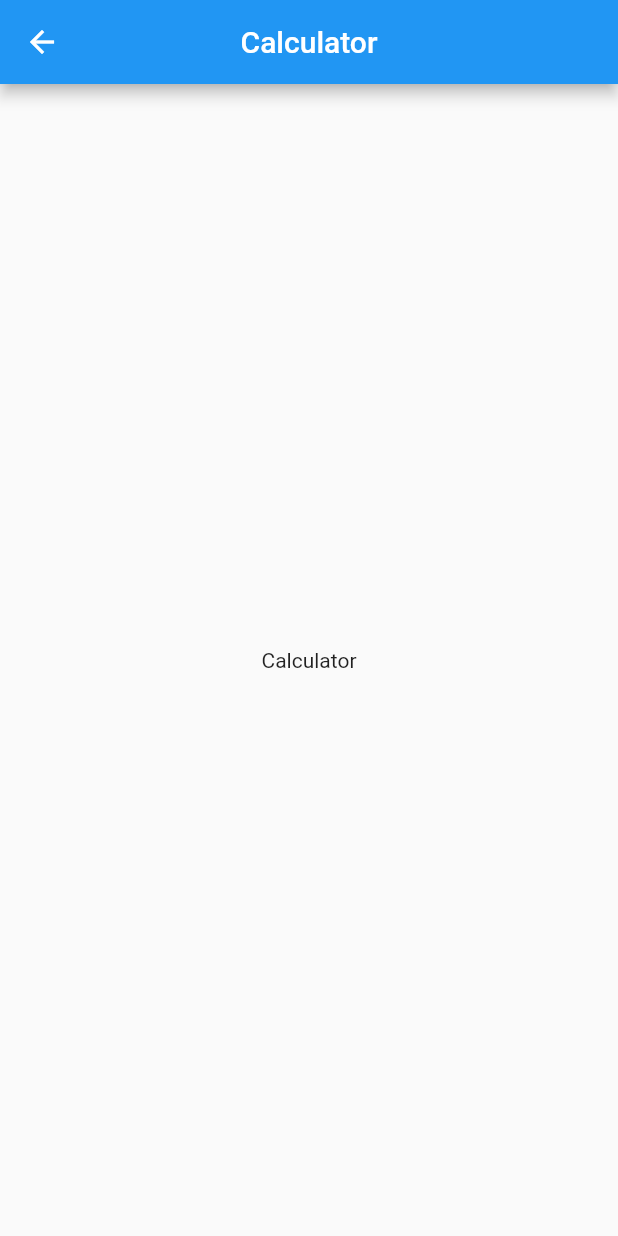
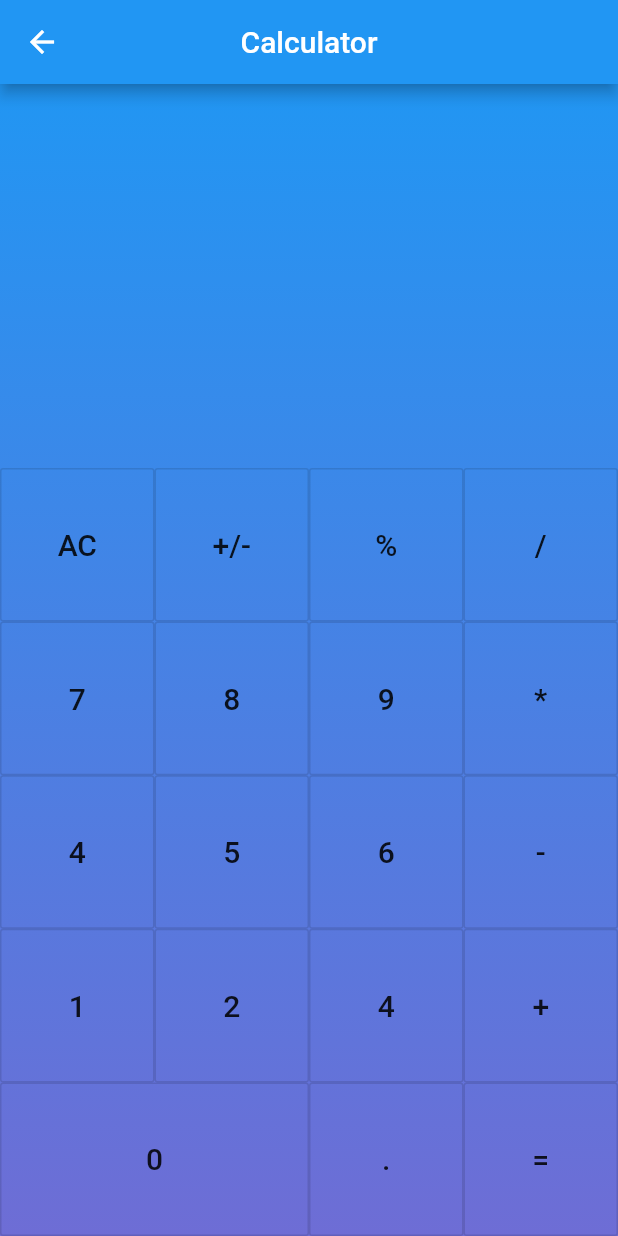
Before and after one commit to Hauglid/calculators, a Flutter app: the Calculator screen opened directly, on a phone screen of 412 x 824 dp. Run offline on Flutter 3.47's test engine with Material 2 defaults, Android fonts, the phone set to English and light mode, and no system bars; our stand-ins replace math_expressions.

Commit message:
first version

```diff
--- a/lib/screens/calculator/calculator_page.dart
+++ b/lib/screens/calculator/calculator_page.dart
@@ -1,11 +1,20 @@
 import 'package:flutter/material.dart';
+import 'package:math_expressions/math_expressions.dart';
 
-class Calculator extends StatelessWidget {
+class Calculator extends StatefulWidget {
   static Route<dynamic> route() {
     return MaterialPageRoute<Widget>(
       builder: (_) => Calculator(),
     );
   }
+
+  @override
+  _CalculatorState createState() => _CalculatorState();
+}
+
+class _CalculatorState extends State<Calculator> {
+  String expression = '';
+  String input = '';
 
   @override
   Widget build(BuildContext context) {
@@ -14,8 +23,150 @@ class Calculator extends StatelessWidget {
           centerTitle: true,
           title: const Text('Calculator'),
         ),
-        body: const Center(
-          child: Text('Calculator'),
+        body: Container(
+          decoration: BoxDecoration(
+            gradient: LinearGradient(
+              begin: Alignment.topCenter,
+              end: Alignment.bottomCenter,
+              colors: const [Colors.blue, Color(0xFF6E6DD5)],
+            ),
+          ),
+          child: Column(
+            crossAxisAlignment: CrossAxisAlignment.stretch,
+            children: [
+              Expanded(
+                flex: 2,
+                child: Padding(
+                  padding: const EdgeInsets.symmetric(horizontal: 20.0),
+                  child: Column(
+                    mainAxisAlignment: MainAxisAlignment.center,
+                    crossAxisAlignment: CrossAxisAlignment.stretch,
+                    children: <Widget>[
+                      Text(expression),
+                      Text(
+                        input,
+                        style: Theme.of(context).textTheme.headline3,
+                        textAlign: TextAlign.right,
+                      ),
+                    ],
+                  ),
+                ),
+              ),
+              Expanded(
+                flex: 4,
+                child: Column(
+                  mainAxisAlignment: MainAxisAlignment.end,
+                  children: [
+                    _buildRow([
+                      _buildACButton(),
+                      _buildInvertButton(),
+                      _buildButton(value: '%'),
+                      _buildButton(value: '/'),
+                    ]),
+                    _buildRow([
+                      _buildButton(value: '7'),
+                      _buildButton(value: '8'),
+                      _buildButton(value: '9'),
+                      _buildButton(value: '*'),
+                    ]),
+                    _buildRow([
+                      _buildButton(value: '4'),
+                      _buildButton(value: '5'),
+                      _buildButton(value: '6'),
+                      _buildButton(value: '-'),
+                    ]),
+                    _buildRow([
+                      _buildButton(value: '1'),
+                      _buildButton(value: '2'),
+                      _buildButton(value: '4'),
+                      _buildButton(value: '+'),
+                    ]),
+                    _buildRow([
+                      _buildButton(value: '0', flex: 2),
+                      _buildButton(value: '.'),
+                      _buildEqualsButton(),
+                    ]),
+                  ],
+                ),
+              ),
+            ],
+          ),
         ));
   }
+
+  Widget _buildButton({String value, int flex = 1}) {
+    return Expanded(
+      flex: flex,
+      child: OutlineButton(
+        onPressed: () {
+          setState(() {
+            if (value.contains(RegExp(r'[1-9]'))) {
+              input = value;
+            }
+            expression = expression + value;
+          });
+        },
+        child: _buildButtonText(value),
+      ),
+    );
+  }
+
+  Widget _buildInvertButton() {
+    return Expanded(
+      child: OutlineButton(
+        onPressed: () {
+          final Expression exp = Parser().parse(input + '*-1');
+          final double eval = exp.evaluate(EvaluationType.REAL, ContextModel());
+          setState(() {
+            input = eval.toString();
+          });
+        },
+        child: _buildButtonText('+/-'),
+      ),
+    );
+  }
+
+  Widget _buildACButton() {
+    return Expanded(
+      child: OutlineButton(
+        onPressed: () {
+          setState(() {
+            expression = '';
+            input = '';
+          });
+        },
+        child: _buildButtonText('AC'),
+      ),
+    );
+  }
+
+  Text _buildButtonText(String textButton) => Text(
+        textButton,
+        style: Theme.of(context).textTheme.headline6,
+      );
+
+  Widget _buildEqualsButton() {
+    return Expanded(
+      child: OutlineButton(
+        onPressed: () {
+          final Expression exp = Parser().parse(expression);
+          final double eval = exp.evaluate(EvaluationType.REAL, ContextModel());
+          setState(() {
+            expression = '';
+            input = eval.toString();
+          });
+        },
+        child: _buildButtonText('='),
+      ),
+    );
+  }
+
+  Widget _buildRow(List<Widget> buttons) {
+    return Expanded(
+      child: Row(
+        crossAxisAlignment: CrossAxisAlignment.stretch,
+        children: buttons,
+      ),
+    );
+  }
 }
```
Also changed, not shown: pubspec.yaml (+3 -11 lines), pubspec.lock.
